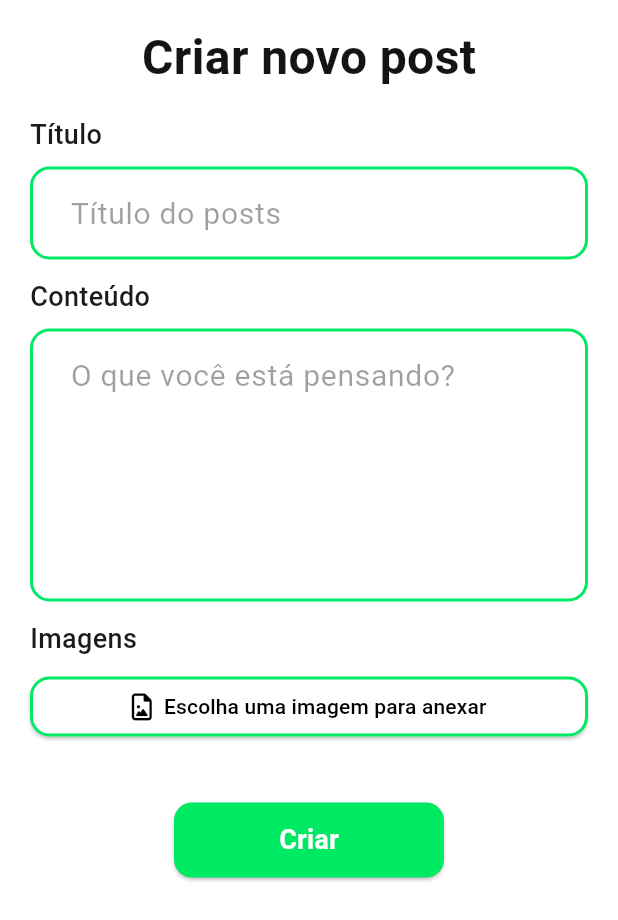
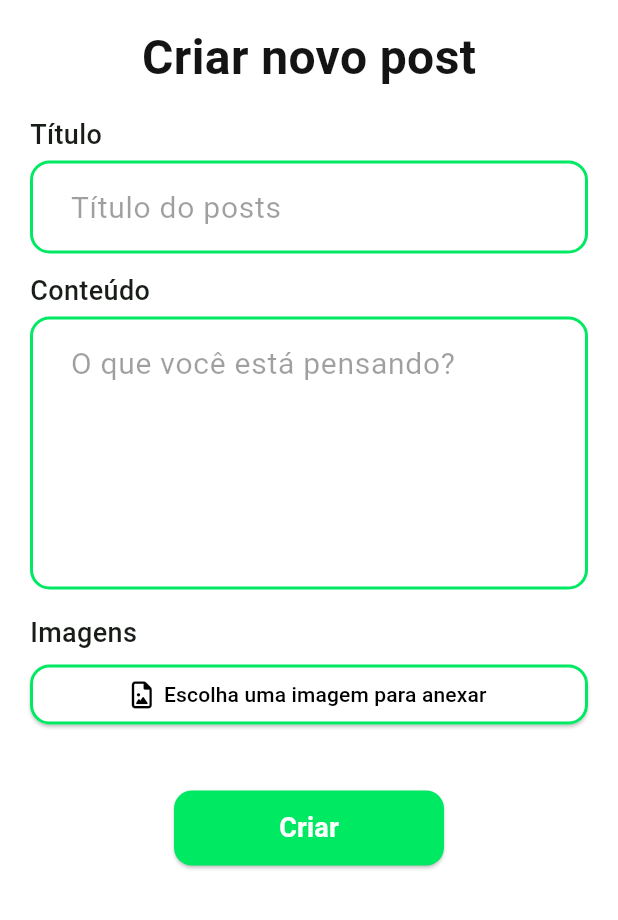
Before and after one commit to VitorMendonca62/flutter_firebase, a Flutter app: the CreatePostPage screen opened by its route, on a phone screen of 412 x 824 dp. Shown: the top 920 px of the screen. Run offline on Flutter 3.47's test engine with Material 3 defaults, Android fonts, the phone set to English and light mode, and no system bars; our stand-ins replace cloud_firestore, dio, firebase_auth, firebase_core, flutter_dotenv, font_awesome_flutter and 7 more; accounts and stored records are empty; network calls fail; Roboto replaces fonts that are missing (Montserrat).

Commit message:
refact: alterando margin entre label dos inputs

```diff
--- a/lib/screens/post/pages/create_post_page.dart
+++ b/lib/screens/post/pages/create_post_page.dart
@@ -201,7 +201,7 @@ class _CreatePostPageState extends State<CreatePostPage> {
                           minLines: 5,
                           maxLines: 5,
                         ),
-                        const SizedBox(height: 12),
+                        const SizedBox(height: 16),
                         ImageInput(
                           labelText: "Imagens anexadas",
                           handleOnTap: () => showImageSourceActionSheet(
--- a/lib/widgets/form_input.dart
+++ b/lib/widgets/form_input.dart
@@ -36,7 +36,7 @@ class FormInput extends StatelessWidget {
           ),
         ),
         const SizedBox(
-          height: 8,
+          height: 4,
         ),
         TextFormField(
           controller: controller,
--- a/lib/widgets/image_input.dart
+++ b/lib/widgets/image_input.dart
@@ -30,7 +30,7 @@ class _ImageInputState extends State<ImageInput> {
           ),
         ),
         const SizedBox(
-          height: 8,
+          height: 4,
         ),
         ElevatedButton(
           onPressed: widget.handleOnTap,
```
